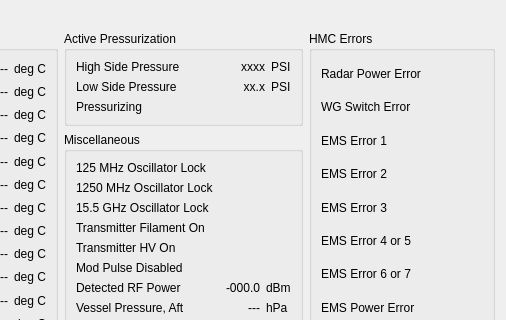
Old version of the form src/hcrgui/Pmc730Details.ui in the repository NCAR/HCR_instrument; both pictures show x 140 to 646 and y 0 to 320 of the 646 by 426 pixel window.
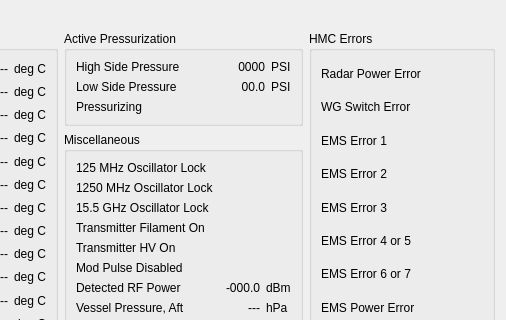
New version of the form. Icons and pictures are not drawn.

Commit message: set a minimum size for highSideValue widget to prevent some size jiggling with different values

What changed in the file:
```diff
--- a/src/hcrgui/Pmc730Details.ui
+++ b/src/hcrgui/Pmc730Details.ui
@@ -427,7 +427,7 @@
             <item row="1" column="1">
              <widget class="QLabel" name="lowSideValue">
               <property name="text">
-               <string>xx.x</string>
+               <string>00.0</string>
               </property>
               <property name="alignment">
                <set>Qt::AlignRight|Qt::AlignTrailing|Qt::AlignVCenter</set>
@@ -456,8 +456,14 @@
             </item>
             <item row="0" column="1">
              <widget class="QLabel" name="highSideValue">
+              <property name="minimumSize">
+               <size>
+                <width>50</width>
+                <height>0</height>
+               </size>
+              </property>
               <property name="text">
-               <string>xxxx</string>
+               <string>0000</string>
               </property>
               <property name="alignment">
                <set>Qt::AlignRight|Qt::AlignTrailing|Qt::AlignVCenter</set>
@@ -487,7 +493,7 @@
                <pixmap resource="HcrGuiMainWindow.qrc">:/greenLED_off.png</pixmap>
               </property>
               <property name="alignment">
-               <set>Qt::AlignCenter</set>
+               <set>Qt::AlignRight|Qt::AlignTrailing|Qt::AlignVCenter</set>
               </property>
              </widget>
             </item>
```
